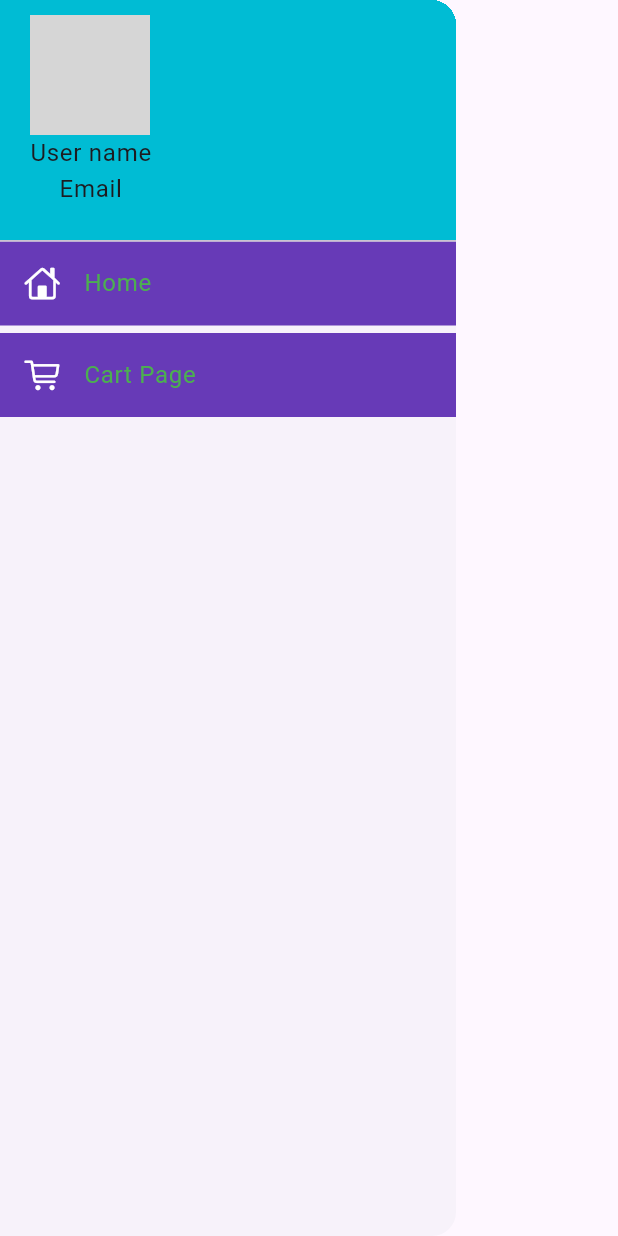
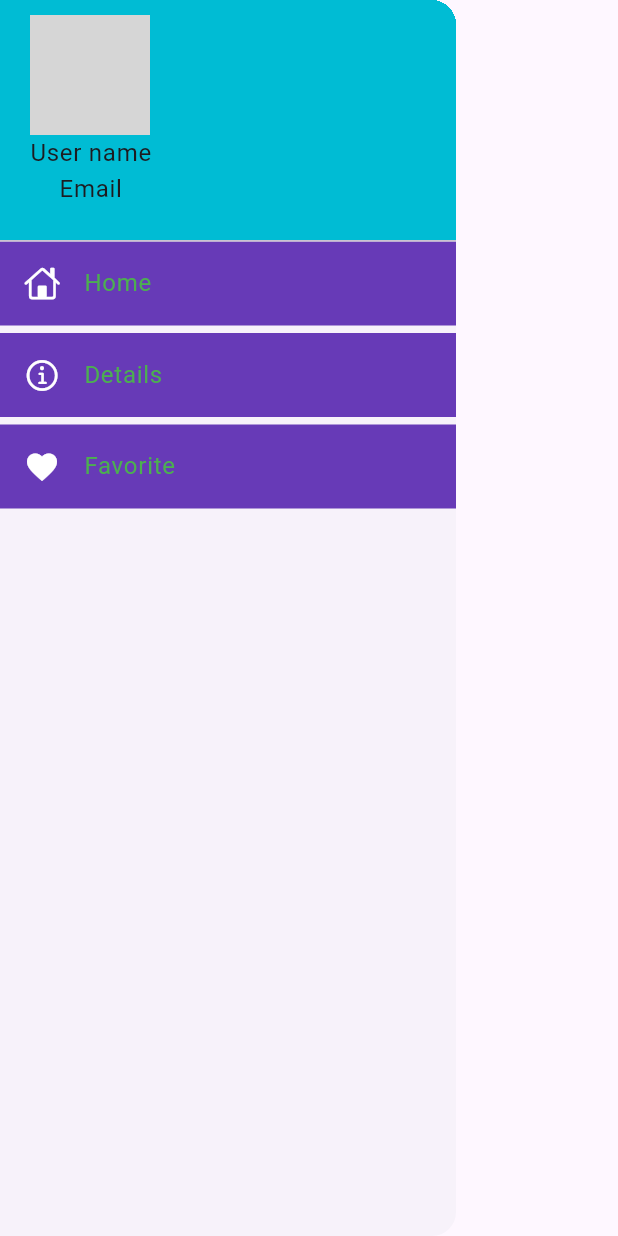
Before and after one commit to Sheraz788/30DaysOfFlutter, a Flutter app: the AppDrawerMenu widget shown alone on an empty page, opened directly, on a phone screen of 412 x 824 dp. Run offline on Flutter 3.47's test engine with Material 3 defaults, Android fonts, the phone set to English and light mode, and no system bars; network calls fail; grey boxes are pictures that could not be loaded.

```diff
--- a/lib/main.dart
+++ b/lib/main.dart
@@ -1,5 +1,5 @@
 import 'package:flutter/material.dart';
-import 'package:flutter_learning/widgets/MainScreen.dart';
+import 'package:flutter_learning/screens/MainScreen.dart';
 
 //Day2
 //Navigator
--- a/lib/widgets/MainScreen.dart
+++ b/lib/screens/MainScreen.dart
@@ -1,6 +1,6 @@
 import 'package:flutter/material.dart';
 import 'package:flutter_learning/widgets/AppDrawerMenu.dart';
-import 'package:flutter_learning/widgets/DetailScreen.dart';
+import 'package:flutter_learning/screens/DetailScreen.dart';
 import 'package:flutter_learning/widgets/ListViewWidgets/HeadingItem.dart';
 import 'package:flutter_learning/widgets/ListViewWidgets/ListItem.dart';
 import '../models/ScreenArgs.dart';
--- a/lib/widgets/AppDrawerMenu.dart
+++ b/lib/widgets/AppDrawerMenu.dart
@@ -1,7 +1,8 @@
 import 'package:flutter/cupertino.dart';
 import 'package:flutter/material.dart';
+import 'package:flutter_learning/screens/FavoriteScreen.dart';
 import 'package:flutter_learning/widgets/CustomDrawerHeader.dart';
-import 'package:flutter_learning/widgets/DetailScreen.dart';
+import 'package:flutter_learning/screens/DetailScreen.dart';
 
 class AppDrawerMenu extends StatelessWidget {
   const AppDrawerMenu({super.key});
@@ -30,9 +31,7 @@ class AppDrawerMenu extends StatelessWidget {
               "Home",
             ),
             onTap: () {
-              Navigator.push(context, MaterialPageRoute(builder: (context) {
-                return DetailScreen();
-              }));
+              Navigator.pop(context);
             },
           ),
           SizedBox(
@@ -40,18 +39,41 @@ class AppDrawerMenu extends StatelessWidget {
           ),
           ListTile(
             leading: Icon(
-              CupertinoIcons.cart,
+              CupertinoIcons.info,
               color: Colors.white,
             ),
             textColor: Colors.green,
             tileColor: Colors.deepPurple,
             title: Text(
-              "Cart Page",
+              "Details",
             ),
             onTap: () {
-              Navigator.pop(context);
+              Navigator.push(context, MaterialPageRoute(builder: (context) {
+                return DetailScreen();
+              }));
             },
           ),
+
+          SizedBox(
+            height: 5,
+          ),
+          ListTile(
+            leading: Icon(
+              Icons.favorite,
+              color: Colors.white,
+            ),
+            textColor: Colors.green,
+            tileColor: Colors.deepPurple,
+            title: Text(
+              "Favorite",
+            ),
+            onTap: () {
+              Navigator.push(context, MaterialPageRoute(builder: (context) {
+                return Favoritescreen();
+              }));
+            },
+          ),
+
         ],
       ),
     );
```
Also changed, not shown: lib/screens/DetailScreen.dart (added, +42 -0 lines), lib/screens/FavoriteScreen.dart (added, +18 -0 lines), lib/widgets/DetailScreen.dart (deleted, +0 -37 lines), lib/widgets/FavoriteWidget.dart (added, +48 -0 lines), pubspec.lock.
